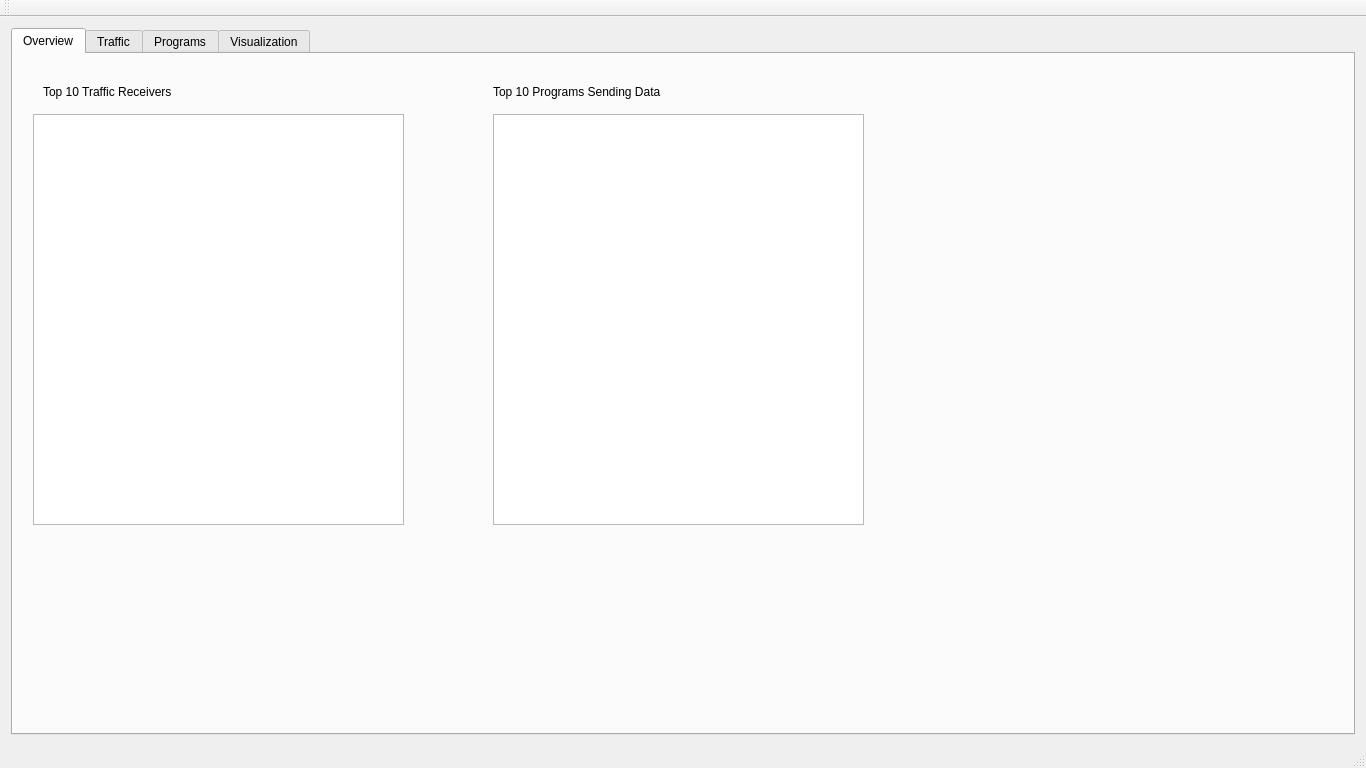
Before: the Qt Designer form overview.ui in achow101/NetPriv, drawn with Qt 5.
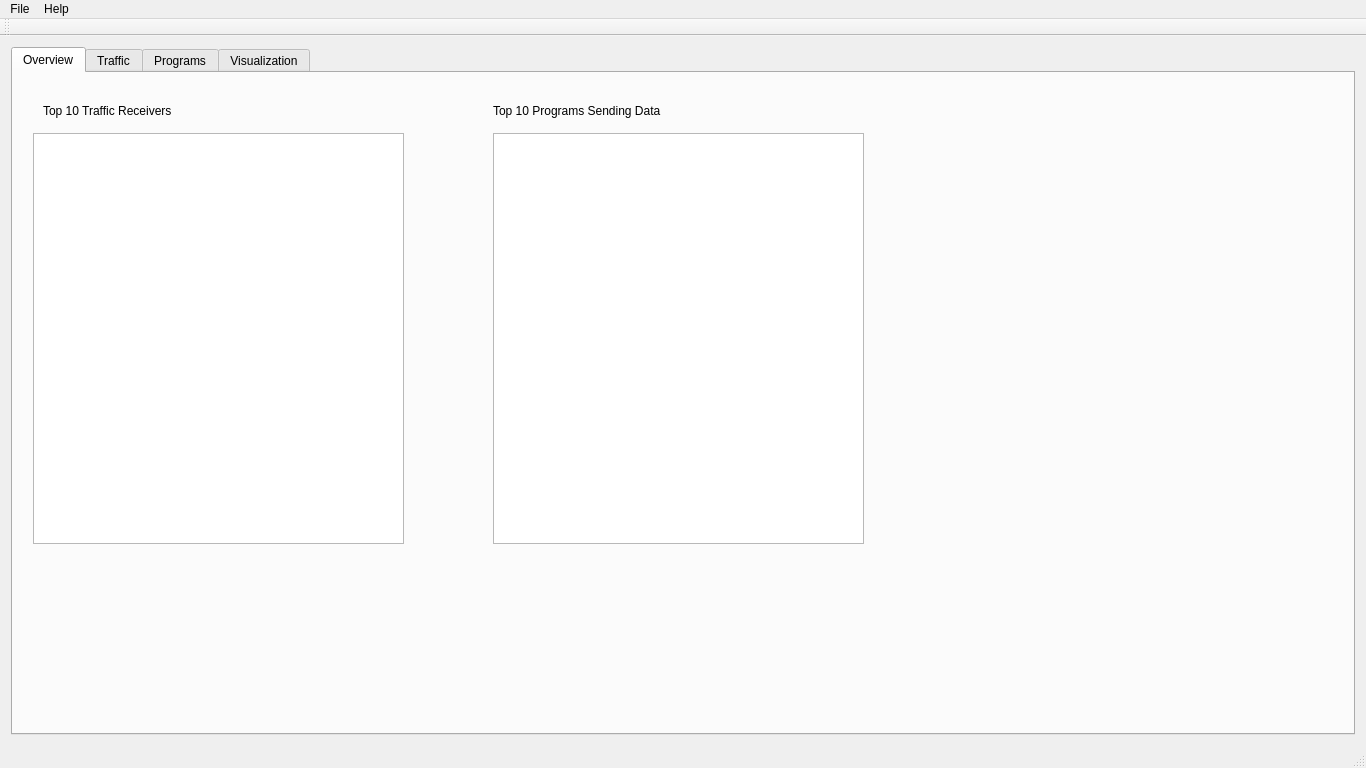
After: the same form once the commit is applied. The open tabs and pages were chosen to show the change.

```diff
--- a/overview.ui
+++ b/overview.ui
@@ -170,6 +170,20 @@
      <height>26</height>
     </rect>
    </property>
+   <widget class="QMenu" name="menuFile">
+    <property name="title">
+     <string>File</string>
+    </property>
+    <addaction name="actionQuit"/>
+   </widget>
+   <widget class="QMenu" name="menuHelp">
+    <property name="title">
+     <string>Help</string>
+    </property>
+    <addaction name="actionAbout"/>
+   </widget>
+   <addaction name="menuFile"/>
+   <addaction name="menuHelp"/>
   </widget>
   <widget class="QToolBar" name="mainToolBar">
    <attribute name="toolBarArea">
```
Left out of the diff: 15 changed lines with no effect on the pictures.
